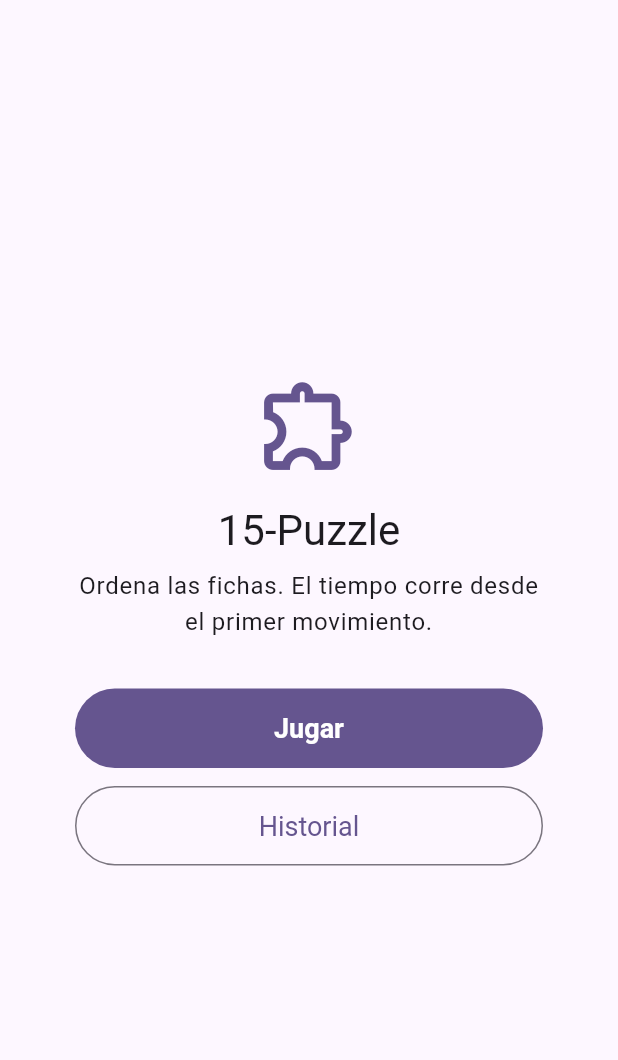
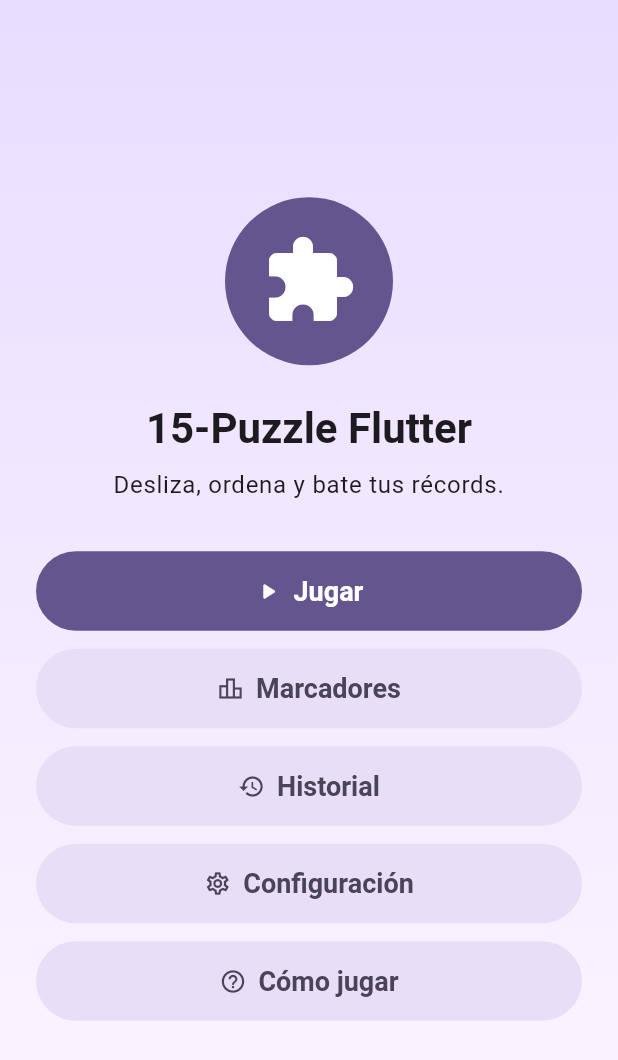
Before and after one commit to gonzalomaza-del/microproyecto_sistemas, a Flutter app: the screen it shows after launch, on a phone screen of 412 x 824 dp. Shown: the top 1060 px of the screen. Run offline on Flutter 3.47's test engine with Material 3 defaults, Android fonts, the phone set to English and light mode, and no system bars; our stand-ins replace shared_preferences.

Commit message:
feat: menú principal animado conectado a todas las pantallas

```diff
--- a/flutter_microproy/lib/main.dart
+++ b/flutter_microproy/lib/main.dart
@@ -1,8 +1,7 @@
 import 'package:flutter/material.dart';
 
 import 'package:flutter_microproy/models/models.dart';
-import 'package:flutter_microproy/screens/history_screen.dart';
-import 'package:flutter_microproy/screens/username_screen.dart';
+import 'package:flutter_microproy/screens/home_menu_screen.dart';
 import 'package:flutter_microproy/services/storage_service.dart';
 import 'package:flutter_microproy/state/app_scope.dart';
 import 'package:flutter_microproy/theme/app_theme.dart';
@@ -64,78 +63,8 @@ class _MainAppState extends State<MainApp> {
         theme: AppTheme.light,
         darkTheme: AppTheme.dark,
         themeMode: AppTheme.toThemeMode(_settings.themeMode),
-        home: const MainMenu(),
+        home: const HomeMenuScreen(),
       ),
     );
   }
 }
-
-/// Menú de entrada. Persona B puede sustituirlo.
-class MainMenu extends StatelessWidget {
-  const MainMenu({super.key});
-
-  @override
-  Widget build(BuildContext context) {
-    final theme = Theme.of(context);
-    return Scaffold(
-      body: SafeArea(
-        child: Center(
-          child: ConstrainedBox(
-            constraints: const BoxConstraints(maxWidth: 360),
-            child: Padding(
-              padding: const EdgeInsets.all(24),
-              child: Column(
-                mainAxisAlignment: MainAxisAlignment.center,
-                children: [
-                  Icon(
-                    Icons.extension_outlined,
-                    size: 72,
-                    color: theme.colorScheme.primary,
-                  ),
-                  const SizedBox(height: 16),
-                  Text('15-Puzzle', style: theme.textTheme.headlineMedium),
-                  const SizedBox(height: 8),
-                  Text(
-                    'Ordena las fichas. El tiempo corre desde el primer movimiento.',
-                    style: theme.textTheme.bodyLarge,
-                    textAlign: TextAlign.center,
-                  ),
-                  const SizedBox(height: 32),
-                  SizedBox(
-                    width: double.infinity,
-                    child: FilledButton(
-                      key: const Key('play'),
-                      onPressed: () {
-                        Navigator.of(context).push(
-                          MaterialPageRoute<void>(
-                            builder: (_) => const UsernameScreen(),
-                          ),
-                        );
-                      },
-                      child: const Text('Jugar'),
-                    ),
-                  ),
-                  const SizedBox(height: 12),
-                  SizedBox(
-                    width: double.infinity,
-                    child: OutlinedButton(
-                      key: const Key('history'),
-                      onPressed: () {
-                        Navigator.of(context).push(
-                          MaterialPageRoute<void>(
-                            builder: (_) => const HistoryScreen(),
-                          ),
-                        );
-                      },
-                      child: const Text('Historial'),
-                    ),
-                  ),
-                ],
-              ),
-            ),
-          ),
-        ),
-      ),
-    );
-  }
-}
--- /dev/null
+++ b/flutter_microproy/lib/screens/home_menu_screen.dart
@@ -0,0 +1,264 @@
+/// Menú principal: entrada a jugar, marcadores, historial, ajustes y reglas.
+library;
+
+import 'package:flutter/material.dart';
+
+import 'package:flutter_microproy/screens/high_scores_screen.dart';
+import 'package:flutter_microproy/screens/history_screen.dart';
+import 'package:flutter_microproy/screens/instructions_screen.dart';
+import 'package:flutter_microproy/screens/settings_screen.dart';
+import 'package:flutter_microproy/screens/username_screen.dart';
+import 'package:flutter_microproy/state/app_scope.dart';
+
+/// Menú principal. Es StatelessWidget: no guarda datos propios, solo
+/// lee si las animaciones están activas y abre las demás pantallas.
+class HomeMenuScreen extends StatelessWidget {
+  /// Crea el menú principal.
+  const HomeMenuScreen({super.key});
+
+  void _open(BuildContext context, Widget screen) {
+    Navigator.of(context).push(MaterialPageRoute<void>(builder: (_) => screen));
+  }
+
+  @override
+  Widget build(BuildContext context) {
+    final theme = Theme.of(context);
+    final colors = theme.colorScheme;
+    final animate = AppScope.of(context).settings.animationsEnabled;
+
+    const items = [
+      _MenuItem(
+        buttonKey: Key('play'),
+        icon: Icons.play_arrow_rounded,
+        label: 'Jugar',
+        screen: UsernameScreen(),
+        primary: true,
+      ),
+      _MenuItem(
+        buttonKey: Key('high-scores'),
+        icon: Icons.leaderboard_outlined,
+        label: 'Marcadores',
+        screen: HighScoresScreen(),
+      ),
+      _MenuItem(
+        buttonKey: Key('history'),
+        icon: Icons.history,
+        label: 'Historial',
+        screen: HistoryScreen(),
+      ),
+      _MenuItem(
+        buttonKey: Key('settings'),
+        icon: Icons.settings_outlined,
+        label: 'Configuración',
+        screen: SettingsScreen(),
+      ),
+      _MenuItem(
+        buttonKey: Key('instructions'),
+        icon: Icons.help_outline,
+        label: 'Cómo jugar',
+        screen: InstructionsScreen(),
+      ),
+    ];
+
+    return Scaffold(
+      body: DecoratedBox(
+        decoration: BoxDecoration(
+          gradient: LinearGradient(
+            begin: Alignment.topCenter,
+            end: Alignment.bottomCenter,
+            colors: [colors.primaryContainer, colors.surface],
+          ),
+        ),
+        child: SafeArea(
+          child: Center(
+            child: SingleChildScrollView(
+              padding: const EdgeInsets.all(24),
+              child: ConstrainedBox(
+                constraints: const BoxConstraints(maxWidth: 400),
+                child: Column(
+                  mainAxisSize: MainAxisSize.min,
+                  children: [
+                    _Entrance(
+                      animate: animate,
+                      index: 0,
+                      child: _Logo(colors: colors),
+                    ),
+                    const SizedBox(height: 24),
+                    _Entrance(
+                      animate: animate,
+                      index: 1,
+                      child: Text(
+                        '15-Puzzle Flutter',
+                        style: theme.textTheme.headlineMedium?.copyWith(
+                          fontWeight: FontWeight.bold,
+                        ),
+                        textAlign: TextAlign.center,
+                      ),
+                    ),
+                    const SizedBox(height: 8),
+                    _Entrance(
+                      animate: animate,
+                      index: 1,
+                      child: Text(
+                        'Desliza, ordena y bate tus récords.',
+                        style: theme.textTheme.bodyLarge,
+                        textAlign: TextAlign.center,
+                      ),
+                    ),
+                    const SizedBox(height: 32),
+                    for (var i = 0; i < items.length; i++)
+                      Padding(
+                        padding: const EdgeInsets.only(bottom: 12),
+                        child: _Entrance(
+                          animate: animate,
+                          index: i + 2,
+                          child: _MenuButton(
+                            item: items[i],
+                            animate: animate,
+                            onPressed: () => _open(context, items[i].screen),
+                          ),
+                        ),
+                      ),
+                  ],
+                ),
+              ),
+            ),
+          ),
+        ),
+      ),
+    );
+  }
+}
+
+/// Datos de un botón del menú.
+class _MenuItem {
+  const _MenuItem({
+    required this.buttonKey,
+    required this.icon,
+    required this.label,
+    required this.screen,
+    this.primary = false,
+  });
+
+  final Key buttonKey;
+  final IconData icon;
+  final String label;
+  final Widget screen;
+
+  /// El botón principal (Jugar) se dibuja con el color más fuerte.
+  final bool primary;
+}
+
+/// Logo circular del juego.
+class _Logo extends StatelessWidget {
+  const _Logo({required this.colors});
+
+  final ColorScheme colors;
+
+  @override
+  Widget build(BuildContext context) {
+    return Container(
+      width: 112,
+      height: 112,
+      decoration: BoxDecoration(color: colors.primary, shape: BoxShape.circle),
+      child: Icon(Icons.extension, size: 64, color: colors.onPrimary),
+    );
+  }
+}
+
+/// Hace aparecer a su hijo con un desvanecido y un deslizamiento hacia arriba.
+/// [index] retrasa la entrada para que los elementos aparezcan en cascada.
+class _Entrance extends StatelessWidget {
+  const _Entrance({
+    required this.animate,
+    required this.index,
+    required this.child,
+  });
+
+  final bool animate;
+  final int index;
+  final Widget child;
+
+  @override
+  Widget build(BuildContext context) {
+    if (!animate) return child;
+    const stepMs = 90;
+    const lengthMs = 400;
+    final delayMs = index * stepMs;
+    final totalMs = delayMs + lengthMs;
+    return TweenAnimationBuilder<double>(
+      tween: Tween(begin: 0, end: 1),
+      duration: Duration(milliseconds: totalMs),
+      curve: Interval(delayMs / totalMs, 1, curve: Curves.easeOutCubic),
+      builder: (context, value, child) {
+        return Opacity(
+          opacity: value,
+          child: Transform.translate(
+            offset: Offset(0, 24 * (1 - value)),
+            child: child,
+          ),
+        );
+      },
+      child: child,
+    );
+  }
+}
+
+/// Botón grande que se encoge al presionarlo.
+///
+/// Es StatefulWidget porque recuerda si el dedo está encima (_pressed).
+class _MenuButton extends StatefulWidget {
+  const _MenuButton({
+    required this.item,
+    required this.animate,
+    required this.onPressed,
+  });
+
+  final _MenuItem item;
+  final bool animate;
+  final VoidCallback onPressed;
+
+  @override
+  State<_MenuButton> createState() => _MenuButtonState();
+}
+
+class _MenuButtonState extends State<_MenuButton> {
+  bool _pressed = false;
+
+  void _setPressed(bool value) {
+    if (_pressed != value) setState(() => _pressed = value);
+  }
+
+  @override
+  Widget build(BuildContext context) {
+    final item = widget.item;
+    final icon = Icon(item.icon);
+    final label = Text(item.label);
+    final button = item.primary
+        ? FilledButton.icon(
+            key: item.buttonKey,
+            onPressed: widget.onPressed,
+            icon: icon,
+            label: label,
+          )
+        : FilledButton.tonalIcon(
+            key: item.buttonKey,
+            onPressed: widget.onPressed,
+            icon: icon,
+            label: label,
+          );
+    return Listener(
+      onPointerDown: (_) => _setPressed(true),
+      onPointerUp: (_) => _setPressed(false),
+      onPointerCancel: (_) => _setPressed(false),
+      child: AnimatedScale(
+        scale: _pressed ? 0.95 : 1,
+        duration: widget.animate
+            ? const Duration(milliseconds: 120)
+            : Duration.zero,
+        curve: Curves.easeOut,
+        child: SizedBox(width: double.infinity, child: button),
+      ),
+    );
+  }
+}
```
